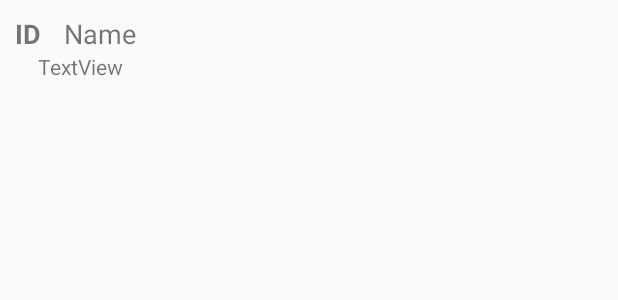
After one commit to EnkiP/NotesManager, an Android app: the layout listview_item.xml on its own in the app's theme, with its tools: preview values and no code run, on a phone screen of 412 x 824 dp. The commit adds this screen. Shown: the top 300 px of the screen. Run offline under Robolectric (Android 15) with nearby library versions, the phone set to English and light mode, and no system bars.

Commit message:
Ajout des classes Item et Note Ajout de la base de données (classe NotesPersistance) Ajout de la liste d'affichage des items dans l'activité mainActivity Création des activités NewFolderActivity et NewNoteActivity (vides) (le dernier commit n'avait pas ajouté les fichiers créés)

```diff
--- /dev/null
+++ b/app/src/main/res/layout/listview_item.xml
@@ -0,0 +1,39 @@
+<?xml version="1.0" encoding="utf-8"?>
+<LinearLayout xmlns:android="http://schemas.android.com/apk/res/android"
+    android:layout_width="match_parent"
+    android:layout_height="match_parent"
+    android:orientation="vertical"
+    android:padding="10dp">
+
+    <LinearLayout
+        android:layout_width="wrap_content"
+        android:layout_height="wrap_content"
+        android:orientation="horizontal">
+
+        <TextView
+            android:id="@+id/itemId"
+            android:layout_width="wrap_content"
+            android:layout_height="wrap_content"
+            android:text="ID"
+            android:textSize="18sp"
+            android:textStyle="bold" />
+
+        <TextView
+            android:id="@+id/itemName"
+            android:layout_width="wrap_content"
+            android:layout_height="wrap_content"
+            android:layout_weight="1"
+            android:text="Name"
+            android:textSize="18sp"
+            android:layout_marginStart="15dp"
+            />
+    </LinearLayout>
+
+    <TextView
+        android:id="@+id/itemType"
+        android:layout_width="wrap_content"
+        android:layout_height="wrap_content"
+        android:text="TextView"
+        android:layout_marginStart="15dp"
+        />
+</LinearLayout>
--- a/app/src/main/res/values/strings.xml
+++ b/app/src/main/res/values/strings.xml
@@ -1,3 +1,5 @@
 <resources>
     <string name="app_name">NotesManager</string>
+    <string name="addFolder">Add Folder</string>
+    <string name="addNote">Add Note</string>
 </resources>
```
Also changed, not shown: app/src/main/java/fr/utt/if26/notesmanager/Item.java (added, +58 -0 lines), app/src/main/java/fr/utt/if26/notesmanager/ItemsAdapter.java (added, +65 -0 lines), app/src/main/java/fr/utt/if26/notesmanager/Note.java (added, +37 -0 lines), app/src/main/java/fr/utt/if26/notesmanager/NotesPersistance.java (added, +117 -0 lines), app/src/main/java/fr/utt/if26/notesmanager/activities/NewFolderActivity.java (added, +15 -0 lines), app/src/main/java/fr/utt/if26/notesmanager/activities/NewNoteActivity.java (added, +15 -0 lines), app/src/main/res/layout/activity_new_folder.xml (added, +8 -0 lines), app/src/main/res/layout/activity_new_note.xml (added, +8 -0 lines), app/src/main/res/menu/menu_main.xml (added, +10 -0 lines).
